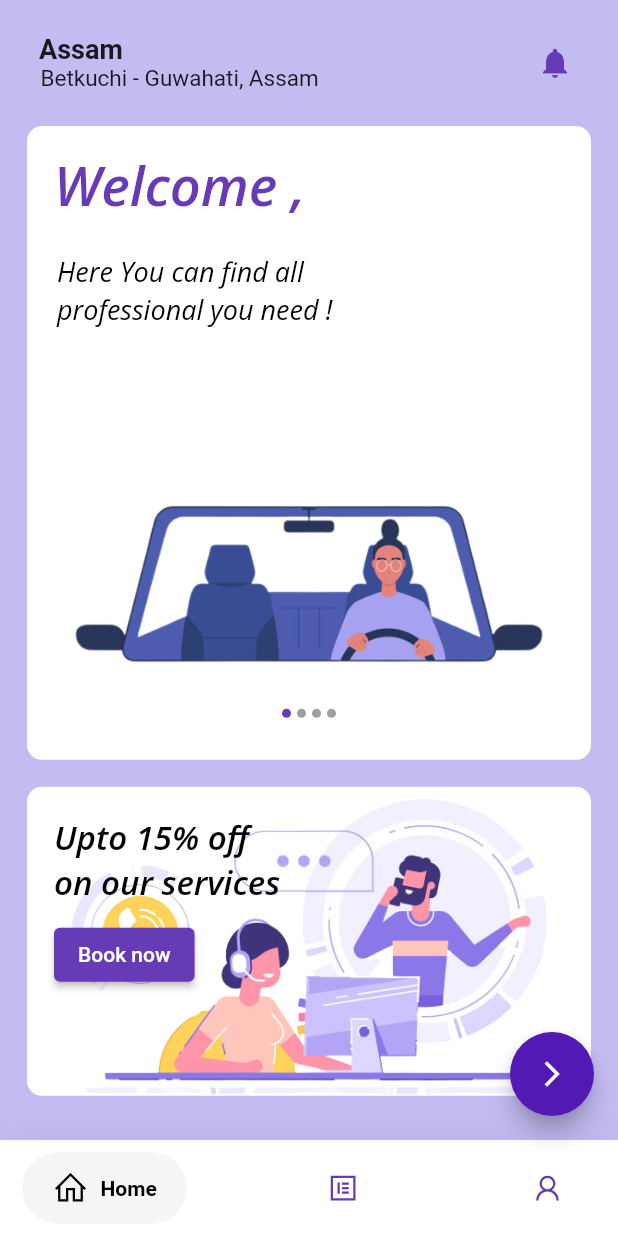
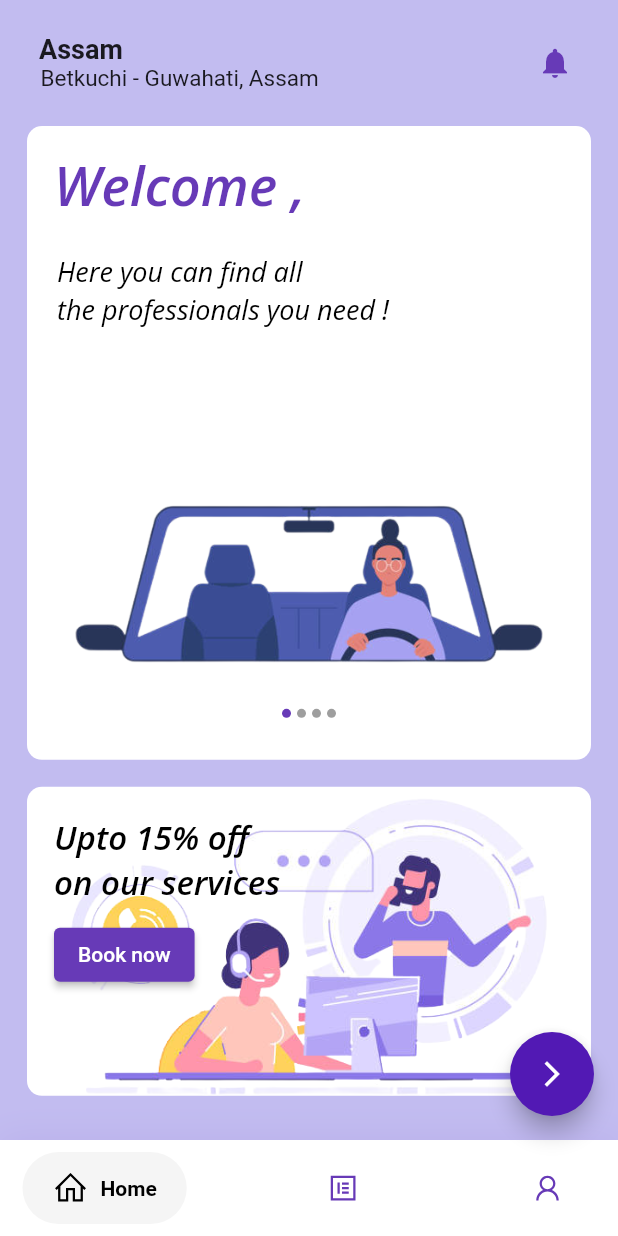
Before and after one commit to PyMash/One_Click, a Flutter app: the screen it shows once a user with an empty profile is signed in, on a phone screen of 412 x 824 dp. Run offline on Flutter 3.47's test engine with Material 2 defaults, Android fonts, the phone set to English and light mode, and no system bars; drawn by our look-alikes of flutter_image_slideshow, google_nav_bar; our stand-ins replace cloud_firestore, dotted_line, firebase_auth, firebase_core, google_fonts, line_icons; accounts and stored records are empty.

Commit message:
Tag line correction

```diff
--- a/lib/Pages/landing_page.dart
+++ b/lib/Pages/landing_page.dart
@@ -121,7 +121,7 @@ class _LandingPageState extends State<LandingPage> {
                       Padding(
                         padding: const EdgeInsets.only(left: 20.0, top: 3),
                         child: Text(
-                          'Here You can find all \nprofessional you need !',
+                          'Here you can find all \nthe professionals you need !',
                           style: GoogleFonts.openSans(
                             fontSize: 18,
                             fontStyle: FontStyle.italic,
```
